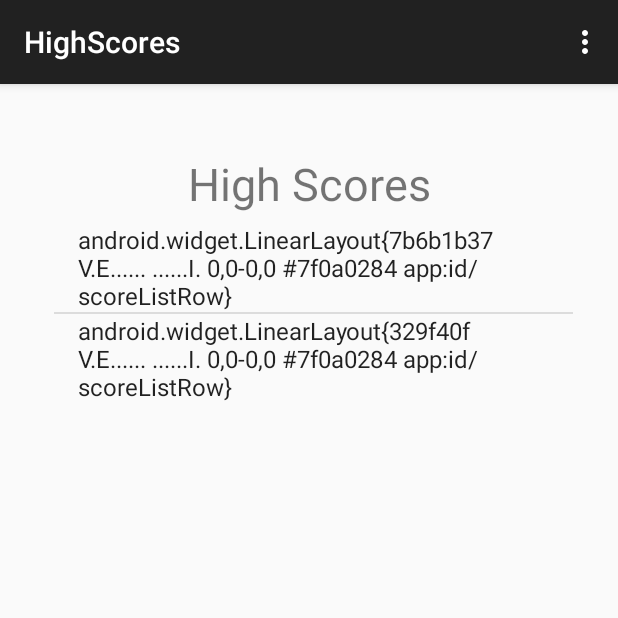
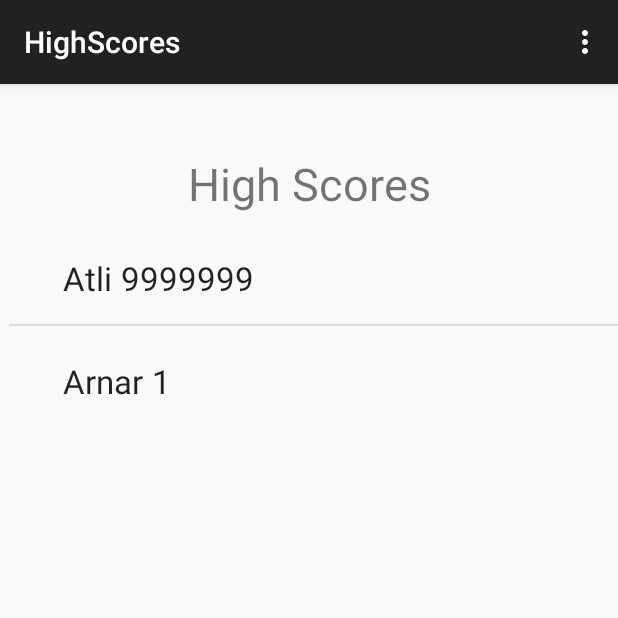
Before and after one commit to atligud13/ANDR-DOTS, an Android app: the HighScoresActivity screen opened directly, with no data from a screen before it, on a phone screen of 412 x 824 dp, the top half of it. Run offline under Robolectric (Android 15) with nearby library versions, the phone set to English and light mode, and no system bars.

Commit message:
high score data is shown correctly on the screen

```diff
--- a/Dots/app/src/main/java/nett/arnar/atli/dots/HighScoresActivity.java
+++ b/Dots/app/src/main/java/nett/arnar/atli/dots/HighScoresActivity.java
@@ -20,18 +20,20 @@ import java.util.ArrayList;
 
 public class HighScoresActivity extends AppCompatActivity {
     ArrayList<HighScore> highScores = new ArrayList<HighScore>();
-
+    private ListView list;
+    private ScoreAdapter adapter;
 
     @Override
     protected void onCreate(Bundle savedInstanceState) {
         super.onCreate(savedInstanceState);
         setContentView(R.layout.activity_high_scores);
-        LinearLayout layout = (LinearLayout) findViewById(R.id.scoreLayout);
 
         highScores.add(new HighScore("Atli", "9999999"));
-        highScores.add(new HighScore("asdf", "23"));
+        highScores.add(new HighScore("Arnar", "1"));
 
-        drawHighScoreList(this);
+        list = (ListView) findViewById(R.id.scoreTable);
+        adapter = new ScoreAdapter(this, highScores);
+        list.setAdapter(adapter);
     }
 
     @Override
@@ -56,7 +58,9 @@ public class HighScoresActivity extends AppCompatActivity {
         return super.onOptionsItemSelected(item);
     }
 
+    /*
     public void drawHighScoreList(Context context) {
+        // Fetching the list view and initiating the adapter
         ListView list = (ListView) findViewById(R.id.scoreTable);
         ArrayAdapter<View> arrayAdapter = new ArrayAdapter<>(context, android.R.layout.simple_list_item_1);
         list.setAdapter(arrayAdapter);
@@ -64,16 +68,19 @@ public class HighScoresActivity extends AppCompatActivity {
         for(int i = 0; i < highScores.size(); i++) {
             HighScore entry = highScores.get(i);
 
+            // Creating a view from the xml template
             View view = LayoutInflater.from(context).inflate(R.layout.high_score_list_row, null);
 
+            // Populating the name and score of the template
             TextView name = (TextView) view.findViewById(R.id.name);
             name.setText(entry.name);
 
             TextView score = (TextView) view.findViewById(R.id.score);
             score.setText(entry.score);
 
+            // Adding the template to the list view
             arrayAdapter.add(view);
         }
 
-    }
+    } */
 }
--- /dev/null
+++ b/Dots/app/src/main/java/nett/arnar/atli/dots/ScoreAdapter.java
@@ -0,0 +1,42 @@
+package nett.arnar.atli.dots;
+import android.content.Context;
+import android.media.Image;
+import android.view.LayoutInflater;
+import android.view.View;
+import android.view.ViewGroup;
+import android.widget.ArrayAdapter;
+import android.widget.ImageView;
+import android.widget.TextView;
+
+import java.util.List;
+/**
+ * Created by Atli Guðlaugsson on 9/11/2015.
+ */
+
+public class ScoreAdapter extends ArrayAdapter<HighScore> {
+
+    private final Context context;
+    private final List<HighScore> values;
+
+    public ScoreAdapter(Context context, List<HighScore> objects) {
+        super(context, -1, objects);
+        this.context = context;
+        this.values = objects;
+    }
+
+    @Override
+    public View getView( int position, View convertView, ViewGroup parent ) {
+
+        LayoutInflater inflater =
+                (LayoutInflater) context.getSystemService(Context.LAYOUT_INFLATER_SERVICE);
+        View rowView = inflater.inflate(R.layout.high_score_list_row, parent,false);
+
+        TextView nameView = (TextView) rowView.findViewById(R.id.name);
+        nameView.setText( values.get(position).name );
+
+        TextView scoreView = (TextView) rowView.findViewById(R.id.score);
+        scoreView.setText(values.get(position).score);
+
+        return rowView;
+    }
+}
--- a/Dots/app/src/main/res/layout/activity_high_scores.xml
+++ b/Dots/app/src/main/res/layout/activity_high_scores.xml
@@ -2,7 +2,6 @@
     xmlns:tools="http://schemas.android.com/tools"
     android:layout_width="match_parent"
     android:layout_height="match_parent"
-    android:paddingRight="30dp" android:paddingLeft="30dp"
     android:id="@+id/scoreLayout" android:orientation="vertical"
     android:paddingTop="@dimen/activity_vertical_margin"
     android:paddingBottom="@dimen/activity_vertical_margin"
```
